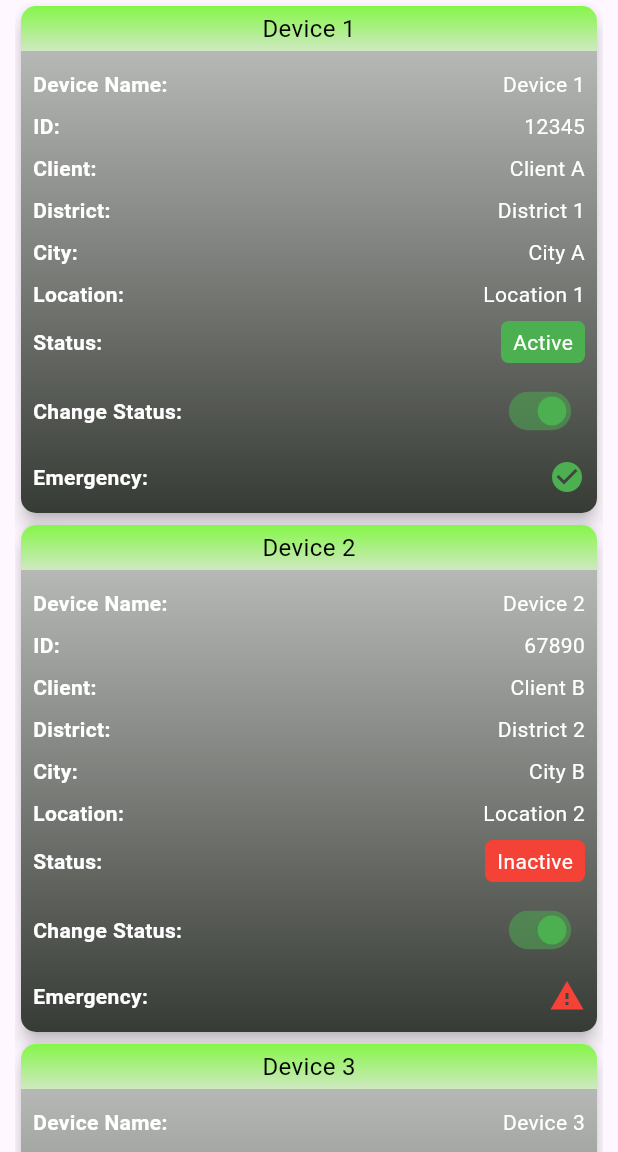
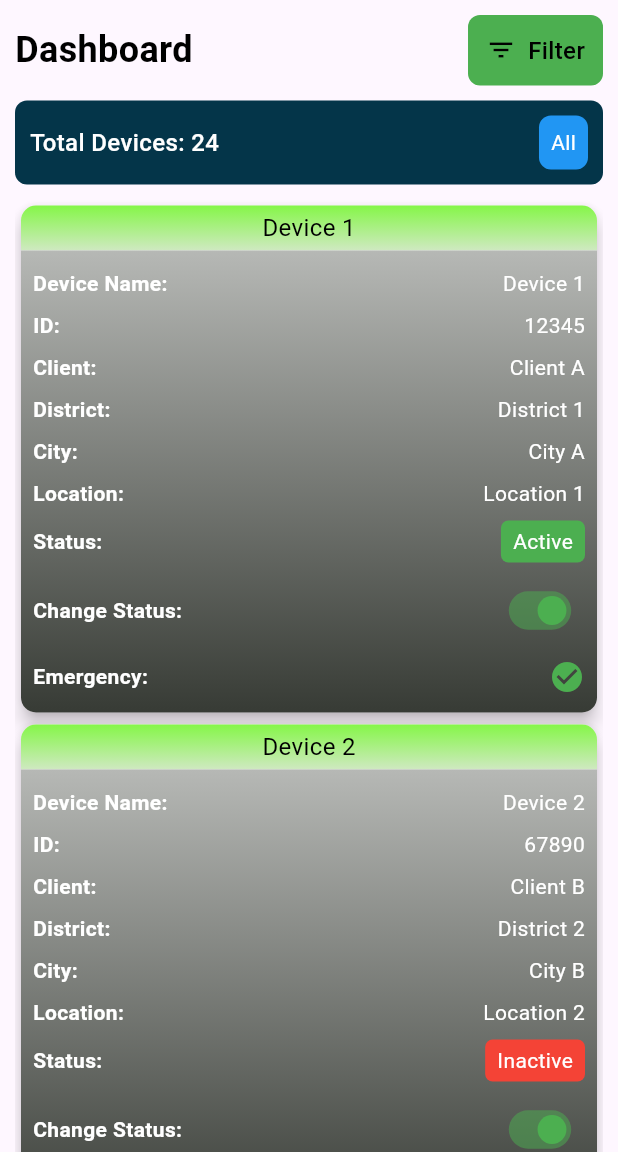
Before and after one commit to Hacking-Guru-098/orbitsproject, a Flutter app: the DashboardPage screen opened directly, on a phone screen of 412 x 824 dp, the part 84-1236 px from its top. Run offline on Flutter 3.47's test engine with Material 3 defaults, Android fonts, the light colour scheme and no system bars.

Commit message:
Added Filter Functionality

```diff
--- a/lib/pages/dashboard.dart
+++ b/lib/pages/dashboard.dart
@@ -5,10 +5,15 @@ import 'package:orbitsproject/widgets/CustomAppBar.dart';
 import 'package:orbitsproject/widgets/device_card.dart';
 import 'package:flutter_staggered_grid_view/flutter_staggered_grid_view.dart';
 
-class DashboardPage extends StatelessWidget {
+class DashboardPage extends StatefulWidget {
   DashboardPage({super.key});
 
-  final List<Map<String, dynamic>> devices = [
+  @override
+  _DashboardPageState createState() => _DashboardPageState();
+}
+
+class _DashboardPageState extends State<DashboardPage> {
+  final List<Map<String, dynamic>> allDevices = [
     {
       "name": "Device 1",
       "id": "12345",
@@ -275,20 +280,248 @@ class DashboardPage extends StatelessWidget {
     },
   ];
 
+  List<Map<String, dynamic>> filteredDevices = [];
+  String selectedFilter = 'All';
+
+  // Create a Dictionary to map status strings to There Color
+  static const Map<String, Color> statusColors = {
+    'All': Colors.blue,
+    'Active': Colors.green,
+    'Inactive': Colors.orange,
+    'Danger': Colors.red,
+  };
+
+  @override
+  void initState() {
+    super.initState();
+    // Initially, show all devices
+    filteredDevices = allDevices;
+  }
+
+  void _fetchFilteredData(String filter) {
+    setState(() {
+      selectedFilter = filter; // Update the selected filter
+      if (filter == 'All') {
+        filteredDevices = allDevices;
+      } else if (filter == 'Active') {
+        filteredDevices =
+            allDevices
+                .where((device) => device['status'] == DeviceStatus.active)
+                .toList();
+      } else if (filter == 'Inactive') {
+        filteredDevices =
+            allDevices
+                .where((device) => device['status'] == DeviceStatus.inActive)
+                .toList();
+      } else if (filter == 'Danger') {
+        filteredDevices =
+            allDevices
+                .where((device) => device['status'] == DeviceStatus.danger)
+                .toList();
+      }
+    });
+  }
+
   @override
   Widget build(BuildContext context) {
     return Scaffold(
       appBar: const CustomAppBar(),
-      drawer: Drawer(
+      drawer: _buildDrawer(context),
+      body: Padding(
+        padding: const EdgeInsets.only(left: 10, right: 10, top: 10),
+        child: SingleChildScrollView(
+          child: Column(
+            crossAxisAlignment: CrossAxisAlignment.start,
+            children: [
+              _buildHeader(),
+              const SizedBox(height: 10),
+              _buildDeviceSummary(),
+              const SizedBox(height: 10),
+              _buildDeviceGrid(context),
+            ],
+          ),
+        ),
+      ),
+    );
+  }
+
+  // Selected Filter Label Widget
+  Widget _buildSelectedFilterLabel() {
+    return _buildFilterItem(
+      statusColors[selectedFilter] ?? Colors.blue,
+      selectedFilter,
+    );
+  }
+
+  // Header Widget
+  Widget _buildHeader() {
+    return Row(
+      children: [
+        const Text(
+          "Dashboard",
+          style: TextStyle(
+            fontSize: 24,
+            fontWeight: FontWeight.bold,
+            color: Colors.black,
+          ),
+        ),
+        const Spacer(),
+        _buildFilterButton(),
+      ],
+    );
+  }
+
+  // Filter Button Widget
+  Widget _buildFilterButton() {
+    return PopupMenuButton<String>(
+      onSelected: (value) {
+        _fetchFilteredData(value); // Fetch data based on the selected filter
+      },
+      shape: RoundedRectangleBorder(borderRadius: BorderRadius.circular(8)),
+      itemBuilder: (BuildContext context) => _buildPopupMenuItems(),
+      child: Ink(
+        decoration: BoxDecoration(
+          color: Colors.green,
+          borderRadius: BorderRadius.circular(8.0),
+        ),
+        child: Padding(
+          padding: const EdgeInsets.all(12),
+          child: Row(
+            children: const [
+              Icon(Icons.filter_list, color: Colors.black, size: 20),
+              SizedBox(width: 8),
+              Text(
+                "Filter",
+                style: TextStyle(
+                  color: Colors.black,
+                  fontSize: 16,
+                  fontWeight: FontWeight.w500,
+                ),
+              ),
+            ],
+          ),
+        ),
+      ),
+    );
+  }
+
+  List<PopupMenuEntry<String>> _buildPopupMenuItems() {
+    return [
+      PopupMenuItem<String>(
+        value: 'All',
+        child: _buildFilterItem(
+          statusColors['All'] ?? Colors.blue,
+          'All',
+        ),
+      ),
+      PopupMenuItem<String>(
+        value: 'Active',
+        child: _buildFilterItem(
+          statusColors['Active'] ?? Colors.green,
+          'Active',
+        ),
+      ),
+      PopupMenuItem<String>(
+        value: 'Inactive',
+        child: _buildFilterItem(
+          statusColors['Inactive'] ?? Colors.orange,
+          'Inactive',
+        ),
+      ),
+      PopupMenuItem<String>(
+        value: 'Danger',
+        child: _buildFilterItem(
+          statusColors['Danger'] ?? Colors.red,
+          'Danger',
+        ),
+      ),
+    ];
+  }
+
+  Widget _buildFilterItem(Color color, String name) {
+    return Container(
+      padding: const EdgeInsets.all(8),
+      decoration: BoxDecoration(
+        color: color, // Background color for this item
+        borderRadius: BorderRadius.circular(8.0),
+      ),
+      child: Text(name, style: TextStyle(color: Colors.white)),
+    );
+  }
+
+  // Device Summary Widget
+  Widget _buildDeviceSummary() {
+    return Container(
+      padding: const EdgeInsets.all(10),
+      decoration: BoxDecoration(
+        color: const Color(0xFF043549),
+        borderRadius: BorderRadius.circular(8),
+      ),
+      child: Row(
+        children: [
+          Text(
+            "Total Devices: ${filteredDevices.length}",
+            style: const TextStyle(
+              fontSize: 16,
+              fontWeight: FontWeight.w500,
+              color: Colors.white,
+            ),
+          ),
+          const Spacer(),
+          _buildSelectedFilterLabel(),
+        ],
+      ),
+    );
+  }
+
+  // Device Grid Widget
+  Widget _buildDeviceGrid(BuildContext context) {
+    return StaggeredGrid.count(
+      crossAxisCount: 1,
+      children: [
+        for (var device in filteredDevices)
+          StaggeredGridTile.fit(
+            crossAxisCellCount: 1,
+            child: GestureDetector(
+              onTap: () {
+                // Navigate to DeviceDetailPage and pass the device ID
+                Navigator.push(
+                  context,
+                  MaterialPageRoute(
+                    builder:
+                        (context) => DeviceDetailPage(deviceId: device["id"]),
+                  ),
+                );
+              },
+              child: DeviceCard(
+                name: device["name"],
+                id: device["id"],
+                client: device["client"],
+                district: device["district"],
+                location: device["location"],
+                status: device["status"],
+                changeStatus: device["changeStatus"],
+                emergency: device["emergency"],
+                city: device["city"],
+              ),
+            ),
+          ),
+      ],
+    );
+  }
+
+  // Drawer Widget
+  Widget _buildDrawer(BuildContext context) {
+    return Drawer(
       child: ListView(
         padding: EdgeInsets.zero,
         children: <Widget>[
           DrawerHeader(
-              decoration: BoxDecoration(color: Colors.green),
+            decoration: const BoxDecoration(color: Colors.green),
             child: Column(
               children: [
                 Image.asset('assets/logo.png', height: 50),
-                  SizedBox(height: 10),
+                const SizedBox(height: 10),
               ],
             ),
           ),
@@ -318,45 +551,6 @@ class DashboardPage extends StatelessWidget {
           ),
         ],
       ),
-      ),
-      body: Padding(
-        padding: const EdgeInsets.only(left: 10, right: 10),
-        child: SingleChildScrollView(
-          child: StaggeredGrid.count(
-            crossAxisCount: 1,
-            children: [
-              for (var device in devices)
-                StaggeredGridTile.fit(
-                  crossAxisCellCount: 1,
-                  child: GestureDetector(
-                    onTap: () {
-                      // Navigate to DeviceDetailPage and pass the device ID
-                      Navigator.push(
-                        context,
-                        MaterialPageRoute(
-                          builder:
-                              (context) =>
-                                  DeviceDetailPage(deviceId: device["id"]),
-                        ),
-                      );
-                    },
-                    child: DeviceCard(
-                      name: device["name"],
-                      id: device["id"],
-                      client: device["client"],
-                      district: device["district"],
-                      location: device["location"],
-                      status: device["status"],
-                      changeStatus: device["changeStatus"],
-                      emergency: device["emergency"],
-                      city: device["city"],
-                    ),
-                  ),
-                ),
-            ],
-          ),
-        ),
-      ),
     );
   }
 
@@ -369,7 +563,7 @@ class DashboardPage extends StatelessWidget {
       leading: Icon(icon, size: 24),
       title: Text(
         text,
-        style: TextStyle(fontSize: 18, fontWeight: FontWeight.w600),
+        style: const TextStyle(fontSize: 18, fontWeight: FontWeight.w600),
       ),
       onTap: onTap,
     );
```
Lines whose indentation alone changed are shown as unchanged.
